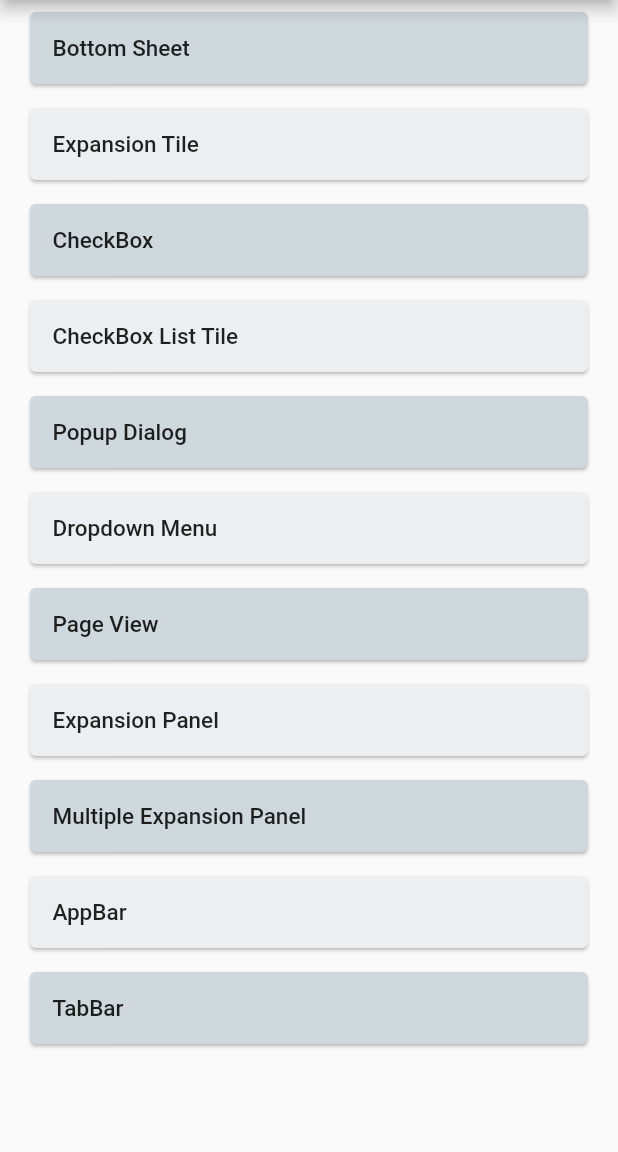
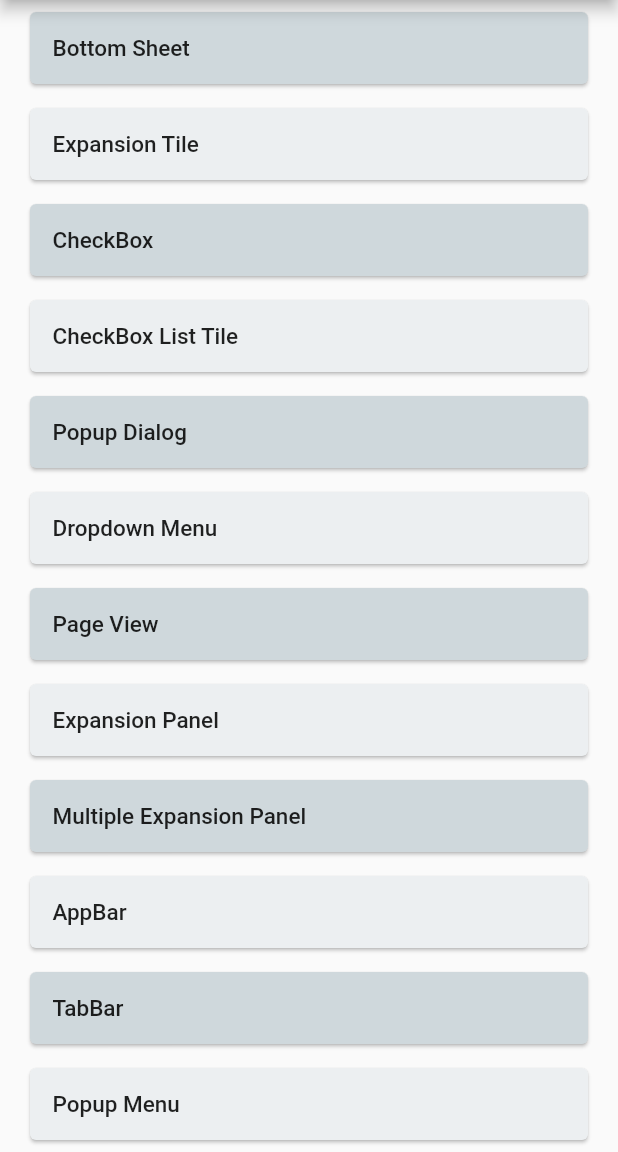
Before and after one commit to gulsenkeskin/custom_widgets, a Flutter app: the screen it shows after launch, on a phone screen of 412 x 824 dp, the part 84-1236 px from its top. Run offline on Flutter 3.47's test engine with Material 2 defaults, Android fonts, the phone set to English and light mode, and no system bars.

Commit message:
added popup menu page and routes

```diff
--- a/lib/routes/pagekeys.dart
+++ b/lib/routes/pagekeys.dart
@@ -10,4 +10,5 @@ static const expansionPanel = 'expansionPanel';
 static const multipleExpansionPanel = 'multipleExpansionPanel';
 static const appBar='appBar';
 static const tabBar='tabBar';
+static const popupMenu='popupMenu';
 }
--- a/lib/routes/route_list.dart
+++ b/lib/routes/route_list.dart
@@ -12,4 +12,6 @@ List<Map<String, String>> routeList = [
   {"name": "Multiple Expansion Panel", "route": PageKeys.multipleExpansionPanel},
   {"name": "AppBar", "route": PageKeys.appBar},
   {"name": "TabBar", "route": PageKeys.tabBar},
+  {"name": "Popup Menu", "route": PageKeys.popupMenu},
+
 ];
--- a/lib/routes/routes.dart
+++ b/lib/routes/routes.dart
@@ -10,6 +10,7 @@ import 'package:custom_widgets/src/pages/home.dart';
 import 'package:custom_widgets/src/pages/multiple_expansion_panel.dart';
 import 'package:custom_widgets/src/pages/page_view.dart';
 import 'package:custom_widgets/src/pages/popup_dialog.dart';
+import 'package:custom_widgets/src/pages/popup_menu.dart';
 import 'package:custom_widgets/src/pages/tabbar.dart';
 import 'package:flutter/src/widgets/framework.dart';
 
@@ -26,4 +27,6 @@ Map<String, Widget Function(dynamic context)> routes = {
       const MultipleExpansionPanelPage(),
   PageKeys.appBar: (context) => const AppBarPage(),
   PageKeys.tabBar: (context) => const TabBarPage(),
+  PageKeys.popupMenu: (context) => const PopupMenuPage(),
+
 };
```
Also changed, not shown: lib/src/pages/popup_menu.dart (added, +12 -0 lines).
